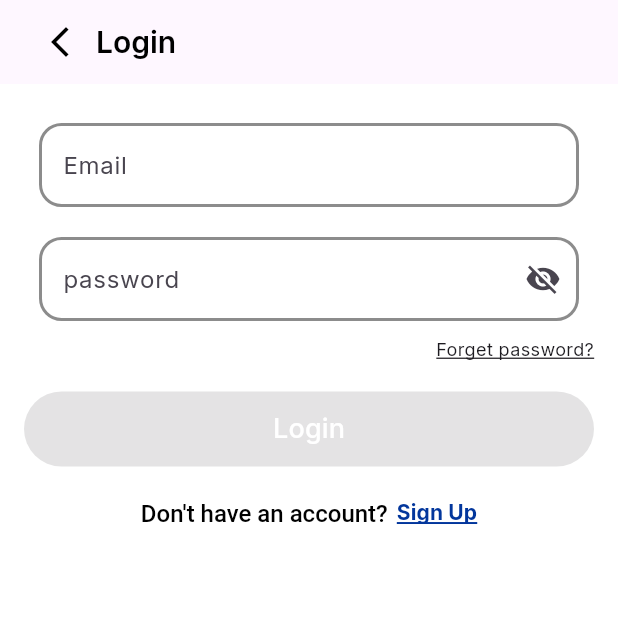
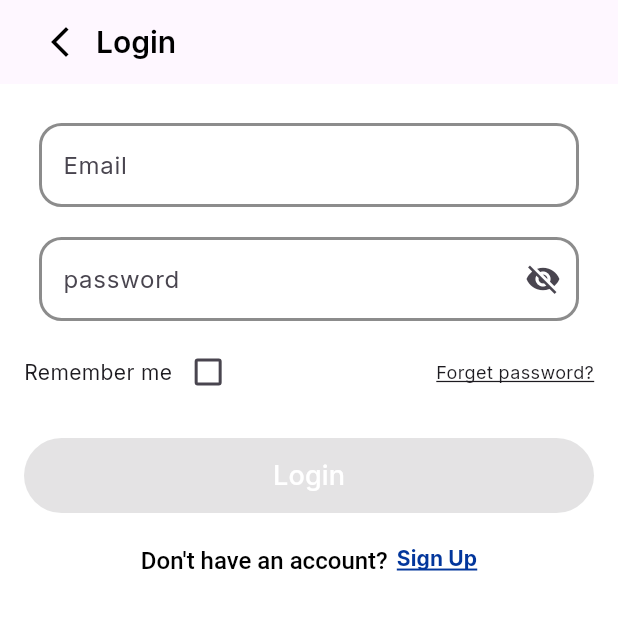
Before and after one commit to kerols20/Exam_c3, a Flutter app: the screen it shows after launch, on a phone screen of 412 x 824 dp, the top half of it. Run offline on Flutter 3.47's test engine with Material 3 defaults, Android fonts, the phone set to English and light mode, and no system bars; our stand-ins replace dio, flutter_screenutil, flutter_secure_storage, get_it, google_fonts, injectable and 1 more; generated files the repository leaves out were written again.

Commit message:
(feet): 1- Add fetcher remember me 2- Edit sign in response

```diff
--- a/lib/Data/Data_Source/SignInRemoteDataSource.dart
+++ b/lib/Data/Data_Source/SignInRemoteDataSource.dart
@@ -1,5 +1,7 @@
 import 'package:project_one_c3_team/api/Request/sign_in_request.dart';
 
+import '../../api/response/sign_in_response.dart';
+
 abstract class SignInRemoteDataSource {
-  Future<void> signIn(SignInRequest request);
+  Future<Sign_in_response> signIn(SignInRequest request);
 }
--- a/lib/Data/repositries_Imp/SignInRepoImpl.dart
+++ b/lib/Data/repositries_Imp/SignInRepoImpl.dart
@@ -2,13 +2,15 @@ import 'package:injectable/injectable.dart';
 import 'package:project_one_c3_team/Data/Data_Source/SignInRemoteDataSource.dart';
 import 'package:project_one_c3_team/api/Request/sign_in_request.dart';
 import 'package:project_one_c3_team/domin/repositries/sign_in_reposetories.dart';
+
+import '../../api/response/sign_in_response.dart';
 @Injectable(as: SignInRepositories)
 class SignInRepoImpl  implements SignInRepositories{
 
   SignInRemoteDataSource _signInRemoteDataSource;
   SignInRepoImpl(this._signInRemoteDataSource);
   @override
-  Future<void> signIn(SignInRequest request) async {
+  Future<Sign_in_response> signIn(SignInRequest request) async {
     return _signInRemoteDataSource.signIn(request);
   }
 
--- a/lib/api/Data_Source_Imp/SignInRemoteDataSourceImpl.dart
+++ b/lib/api/Data_Source_Imp/SignInRemoteDataSourceImpl.dart
@@ -2,13 +2,14 @@ import 'package:injectable/injectable.dart';
 import 'package:project_one_c3_team/Data/Data_Source/SignInRemoteDataSource.dart';
 import 'package:project_one_c3_team/api/Request/sign_in_request.dart';
 import 'package:project_one_c3_team/api/api_clint/Api_Clint.dart';
+
+import '../response/sign_in_response.dart';
 @Injectable(as: SignInRemoteDataSource)
 class Signinremotedatasourceimpl implements SignInRemoteDataSource {
   ApiClient apiClient;
   Signinremotedatasourceimpl(this.apiClient);
   @override
-  Future<void> signIn(SignInRequest request) async {
-
+  Future<Sign_in_response> signIn(SignInRequest request) async {
     return apiClient.signIn(request);
   }
 
--- a/lib/api/Request/Request.dart
+++ b/lib/api/Request/Request.dart
@@ -1,5 +1,3 @@
-import 'package:flutter/cupertino.dart';
-import 'package:injectable/injectable.dart';
 import 'package:json_annotation/json_annotation.dart';
 
 part 'Request.g.dart';
--- a/lib/api/api_clint/Api_Clint.dart
+++ b/lib/api/api_clint/Api_Clint.dart
@@ -4,6 +4,7 @@ import 'package:retrofit/retrofit.dart';
 import 'package:dio/dio.dart';
 
 import '../Request/Request.dart';
+import '../response/sign_in_response.dart';
 part 'Api_Clint.g.dart';
 @RestApi(baseUrl: "https://exam.elevateegy.com/api/")
 abstract class ApiClient {
@@ -13,5 +14,5 @@ abstract class ApiClient {
   Future<void> signUp(@Body() SignUpRequest request);
 
  @POST("v1/auth/signIn")
-  Future<void> signIn(@Body() SignInRequest request);
+  Future<Sign_in_response> signIn(@Body() SignInRequest request);
 }
--- a/lib/api/response/sign_in_response.dart
+++ b/lib/api/response/sign_in_response.dart
@@ -1,3 +1,69 @@
-class SignInResponse {
+import 'package:json_annotation/json_annotation.dart';
 
+part 'sign_in_response.g.dart';
+
+@JsonSerializable()
+class Sign_in_response {
+  @JsonKey(name: "message")
+  final String? message;
+  @JsonKey(name: "token")
+  final String? token;
+  @JsonKey(name: "user")
+  final User? user;
+
+  Sign_in_response ({
+    this.message,
+    this.token,
+    this.user,
+  });
+
+  factory Sign_in_response.fromJson(Map<String, dynamic> json) {
+    return _$Sign_in_responseFromJson(json);
+  }
+
+  Map<String, dynamic> toJson() {
+    return _$Sign_in_responseToJson(this);
+  }
 }
+
+@JsonSerializable()
+class User {
+  @JsonKey(name: "_id")
+  final String? Id;
+  @JsonKey(name: "username")
+  final String? username;
+  @JsonKey(name: "firstName")
+  final String? firstName;
+  @JsonKey(name: "lastName")
+  final String? lastName;
+  @JsonKey(name: "email")
+  final String? email;
+  @JsonKey(name: "phone")
+  final String? phone;
+  @JsonKey(name: "role")
+  final String? role;
+  @JsonKey(name: "isVerified")
+  final bool? isVerified;
+  @JsonKey(name: "createdAt")
+  final String? createdAt;
+
+  User ({
+    this.Id,
+    this.username,
+    this.firstName,
+    this.lastName,
+    this.email,
+    this.phone,
+    this.role,
+    this.isVerified,
+    this.createdAt,
+  });
+
+  factory User.fromJson(Map<String, dynamic> json) {
+    return _$UserFromJson(json);
+  }
+
+  Map<String, dynamic> toJson() {
+    return _$UserToJson(this);
+  }
+}
--- a/lib/core/Routs/App_Routs_names.dart
+++ b/lib/core/Routs/App_Routs_names.dart
@@ -1,4 +1,6 @@
 class App_Routs_names{
   static const String signUpScreen = "/signup";
   static const String signInScreen = "/signin";
+  static const String homeScreen = "/home";
+
 }
--- a/lib/core/Routs/App_Routs_page.dart
+++ b/lib/core/Routs/App_Routs_page.dart
@@ -1,5 +1,6 @@
 import 'package:flutter/material.dart';
 import 'package:project_one_c3_team/presentation/views/auth/sign_in_view.dart';
+import '../../presentation/Home_Screen/Home_screen.dart';
 import '../../presentation/views/auth/sign_up_view.dart';
 import 'App_Routs_names.dart';
 
@@ -7,12 +8,14 @@ interface class App_Routs_page {
   static Route route(RouteSettings settings) {
     switch (settings.name) {
       case App_Routs_names.signUpScreen:
-        return MaterialPageRoute(builder: (context) => const SignUpScreen());
+        return MaterialPageRoute(builder: (context) =>  SignUpScreen());
       case App_Routs_names.signInScreen:
-        return MaterialPageRoute(builder: (context) => const SignInView());
+        return MaterialPageRoute(builder: (context) =>  SignInView());
+      case App_Routs_names.homeScreen:
+        return MaterialPageRoute(builder: (context) =>  Home_Screen());
 
       default:
-        return MaterialPageRoute(builder: (context) => const SignUpScreen());
+        return MaterialPageRoute(builder: (context) =>  SignInView());
     }
   }
 }
--- a/lib/domin/UsaCase/SignInUseCase.dart
+++ b/lib/domin/UsaCase/SignInUseCase.dart
@@ -1,11 +1,13 @@
 import 'package:injectable/injectable.dart';
 import 'package:project_one_c3_team/api/Request/sign_in_request.dart';
 import 'package:project_one_c3_team/domin/repositries/sign_in_reposetories.dart';
+
+import '../../api/response/sign_in_response.dart';
 @injectable
 class SignInUseCase {
   final SignInRepositories _signInRepositories;
   SignInUseCase(this._signInRepositories);
-  Future<void> signIn(SignInRequest request)  {
+  Future<Sign_in_response> signIn(SignInRequest request)  {
     return _signInRepositories.signIn(request);
   }
 }
--- a/lib/domin/repositries/sign_in_reposetories.dart
+++ b/lib/domin/repositries/sign_in_reposetories.dart
@@ -1,5 +1,7 @@
 import 'package:project_one_c3_team/api/Request/sign_in_request.dart';
 
+import '../../api/response/sign_in_response.dart';
+
 abstract class SignInRepositories {
-  Future<void> signIn(SignInRequest request);
+  Future<Sign_in_response> signIn(SignInRequest request);
 }
--- a/lib/presentation/views/auth/sign_in_view.dart
+++ b/lib/presentation/views/auth/sign_in_view.dart
@@ -1,5 +1,6 @@
 import 'package:flutter/cupertino.dart';
 import 'package:flutter/material.dart';
+import 'package:flutter_secure_storage/flutter_secure_storage.dart';
 import 'package:project_one_c3_team/api/Request/sign_in_request.dart';
 import 'package:project_one_c3_team/core/Routs/App_Routs_names.dart';
 import 'package:project_one_c3_team/di/di.dart';
@@ -7,17 +8,46 @@ import 'package:project_one_c3_team/presentation/widget/custom_Button.dart';
 import 'package:dio/dio.dart';
 import 'package:project_one_c3_team/viweModel/viweModel.dart';
 
+import '../../../api/response/sign_in_response.dart';
+
 class SignInView extends StatefulWidget {
-  const SignInView({super.key});
+   SignInView({super.key});
 
   @override
   State<SignInView> createState() => _SignInViewState();
+  final FlutterSecureStorage secureStorage = FlutterSecureStorage();
+
 }
 
 class _SignInViewState extends State<SignInView> {
+  void initState() {
+    super.initState();
+    _checkLoginToken();
+  }
+  Future<bool> _checkLoginToken() async {
+    final token = await widget.secureStorage.read(key: "token");
+    if (token != null) {
+      if (!mounted) return true;
+      WidgetsBinding.instance.addPostFrameCallback((_) {
+        if (mounted) {
+          Navigator.pushNamedAndRemoveUntil(
+            context,
+            App_Routs_names.homeScreen,
+                (route) => false,
+          );
+        }
+      });
+      return true;
+    }
+    return false;
+  }
+
+
   final _formKey = GlobalKey<FormState>();
   bool isValid = false;
   final ViewModel _viewModel =getIt.get<ViewModel>();
+  bool rememberMe = false;
+
 
   final emailController = TextEditingController();
   final passwordController = TextEditingController();
@@ -82,13 +112,23 @@ class _SignInViewState extends State<SignInView> {
                     val == null || val.isEmpty ? 'Required' : null,
                 onChanged: (_) => _updateFormValidity(),
               ),
-            Text('Forget password?',
-            style: TextStyle(
-              fontSize: 12,
-              decoration: TextDecoration.underline,
-            ),),
+            Row(
+              children: [
+                Text("Remember me"),
+                Checkbox(value: rememberMe, onChanged: (value) {
+                  setState(() {
+                    rememberMe = value ?? false;
+                  });
+                },),
+                Spacer(),
+                Text('Forget password?',
+                  style: TextStyle(
+                    fontSize: 12,
+                    decoration: TextDecoration.underline,
+                  ),),
+              ],
+            ),
               const SizedBox(height: 20),
-
               SizedBox(
               width: double.infinity,
               height: 50,
@@ -167,13 +207,18 @@ class _SignInViewState extends State<SignInView> {
     email: emailController.text.trim(),
     password: passwordController.text.trim(),
     );
-
     try {
-      await _viewModel.signIn(request);
+      Sign_in_response response  =  await _viewModel.signIn(request);
+      if(rememberMe)
+        {
+          await widget.secureStorage.write(key: "token", value: response.token);
+          await widget.secureStorage.write(key: "user", value: "${response.user?.firstName}");
+        }
       if (!mounted) return;
       ScaffoldMessenger.of(context).showSnackBar(
-        const SnackBar(content: Text("Sign up successful")),
+        SnackBar(content: Text("Sign in successful,")),
       );
+      Navigator.pushNamed(context, App_Routs_names.homeScreen);
     } catch (error) {
       if (error is DioException) {
         print("❌ Dio Error: ${error.response?.data}");
--- a/lib/viweModel/viweModel.dart
+++ b/lib/viweModel/viweModel.dart
@@ -3,6 +3,7 @@ import 'package:project_one_c3_team/api/Request/sign_in_request.dart';
 import 'package:project_one_c3_team/domin/UsaCase/SignInUseCase.dart';
 
 import '../api/Request/Request.dart';
+import '../api/response/sign_in_response.dart';
 import '../domin/UsaCase/SignUp_UsaCase.dart';
 
 @injectable
@@ -14,7 +15,7 @@ class ViewModel{
     return _case.signUp(request);
   }
 
-  Future<void> signIn(SignInRequest request) {
+  Future<Sign_in_response> signIn(SignInRequest request) {
     return _signInUseCase.signIn(request);
   }
 }
```
Also changed, not shown: lib/presentation/Home_Screen/Home_screen.dart (added, +33 -0 lines), pubspec.yaml (+11 -11 lines), lib/api/api_clint/Api_Clint.g.dart, pubspec.lock, 7 other files.
